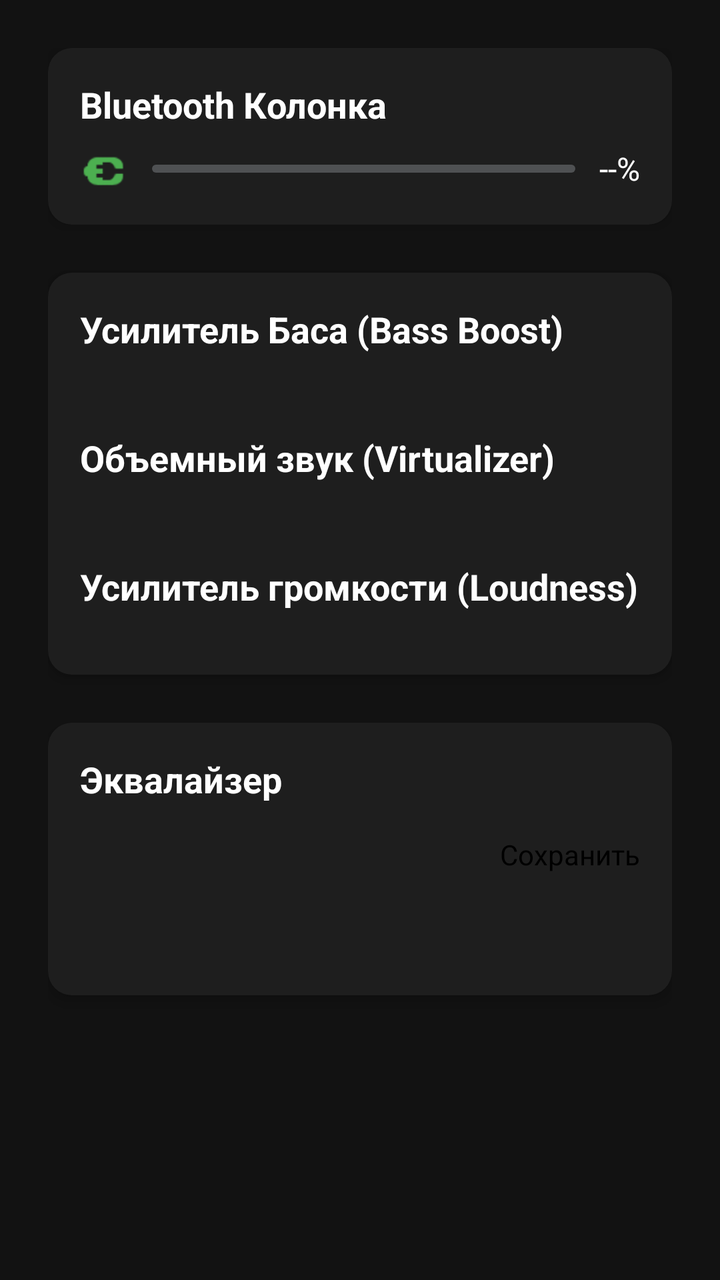
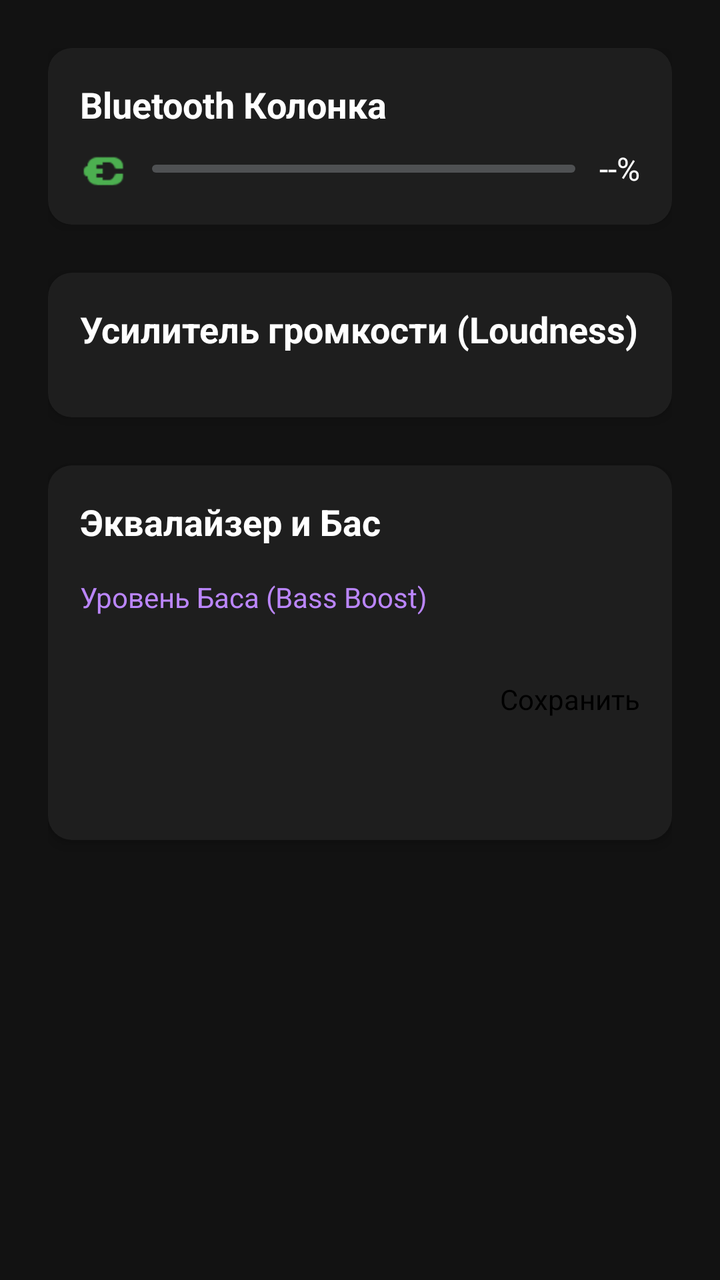

Screens rendered from an Android XML layout before and after an edit, with the pre-edit source and the edit as a unified diff.
<!-- AndroidManifest.xml: activity theme Theme.MyApplication -->
<!-- res/layout/activity_main.xml -->
<?xml version="1.0" encoding="utf-8"?>
<ScrollView xmlns:android="http://schemas.android.com/apk/res/android"
    xmlns:tools="http://schemas.android.com/tools"
    android:layout_width="match_parent"
    android:layout_height="match_parent"
    android:fillViewport="true"
    android:background="#121212"
    tools:context=".MainActivity">

    <LinearLayout
        android:layout_width="match_parent"
        android:layout_height="wrap_content"
        android:orientation="vertical"
        android:padding="24dp">

        
        <LinearLayout
            android:layout_width="match_parent"
            android:layout_height="wrap_content"
            android:background="@drawable/card_background"
            android:orientation="vertical"
            android:padding="16dp"
            android:elevation="4dp"
            android:layout_marginBottom="24dp">

            <TextView
                android:layout_width="wrap_content"
                android:layout_height="wrap_content"
                android:text="Bluetooth Колонка"
                android:textColor="#FFFFFF"
                android:textSize="18sp"
                android:textStyle="bold"
                android:layout_marginBottom="8dp" />

            <LinearLayout
                android:layout_width="match_parent"
                android:layout_height="wrap_content"
                android:orientation="horizontal"
                android:gravity="center_vertical">

                <ImageView
                    android:id="@+id/batteryIcon"
                    android:layout_width="24dp"
                    android:layout_height="24dp"
                    android:src="@android:drawable/ic_lock_idle_charging"
                    android:tint="#4CAF50" />

                <ProgressBar
                    android:id="@+id/batteryProgress"
                    style="?android:attr/progressBarStyleHorizontal"
                    android:layout_width="0dp"
                    android:layout_height="wrap_content"
                    android:layout_weight="1"
                    android:layout_marginHorizontal="12dp"
                    android:max="100"
                    android:progress="0"
                    android:progressTint="#4CAF50" />

                <TextView
                    android:id="@+id/batteryText"
                    android:layout_width="wrap_content"
                    android:layout_height="wrap_content"
                    android:text="--%"
                    android:textColor="#FFFFFF"
                    android:textSize="16sp" />
            </LinearLayout>
        </LinearLayout>

        
        <LinearLayout
            android:layout_width="match_parent"
            android:layout_height="wrap_content"
            android:background="@drawable/card_background"
            android:orientation="vertical"
            android:padding="16dp"
            android:elevation="4dp"
            android:layout_marginBottom="24dp">

            <TextView
                android:layout_width="wrap_content"
                android:layout_height="wrap_content"
                android:text="Усилитель Баса (Bass Boost)"
                android:textColor="#FFFFFF"
                android:textSize="18sp"
                android:textStyle="bold"
                android:layout_marginBottom="16dp" />

            <SeekBar
                android:id="@+id/bassSeekBar"
                android:layout_width="match_parent"
                android:layout_height="wrap_content"
                android:max="1000"
                android:progress="0"
                android:progressTint="#BB86FC"
                android:thumbTint="#BB86FC"
                android:layout_marginBottom="24dp" />
                
            <TextView
                android:layout_width="wrap_content"
                android:layout_height="wrap_content"
                android:text="Объемный звук (Virtualizer)"
                android:textColor="#FFFFFF"
                android:textSize="18sp"
                android:textStyle="bold"
                android:layout_marginBottom="16dp" />

            <SeekBar
                android:id="@+id/virtualizerSeekBar"
                android:layout_width="match_parent"
                android:layout_height="wrap_content"
                android:max="1000"
                android:progress="0"
                android:progressTint="#03DAC5"
                android:thumbTint="#03DAC5"
                android:layout_marginBottom="24dp" />
                
            <TextView
                android:layout_width="wrap_content"
                android:layout_height="wrap_content"
                android:text="Усилитель громкости (Loudness)"
                android:textColor="#FFFFFF"
                android:textSize="18sp"
                android:textStyle="bold"
                android:layout_marginBottom="16dp" />

            <SeekBar
                android:id="@+id/loudnessSeekBar"
                android:layout_width="match_parent"
                android:layout_height="wrap_content"
                android:max="10000"
                android:progress="0"
                android:progressTint="#FF5722"
                android:thumbTint="#FF5722" />
        </LinearLayout>

        
        <LinearLayout
            android:layout_width="match_parent"
            android:layout_height="wrap_content"
            android:background="@drawable/card_background"
            android:orientation="vertical"
            android:padding="16dp"
            android:elevation="4dp"
            android:layout_marginBottom="24dp">

            <TextView
                android:layout_width="wrap_content"
                android:layout_height="wrap_content"
                android:text="Эквалайзер"
                android:textColor="#FFFFFF"
                android:textSize="18sp"
                android:textStyle="bold"
                android:layout_marginBottom="16dp" />

            
            <LinearLayout
                android:layout_width="match_parent"
                android:layout_height="wrap_content"
                android:orientation="horizontal"
                android:layout_marginBottom="16dp">

                <Spinner
                    android:id="@+id/presetSpinner"
                    android:layout_width="0dp"
                    android:layout_height="48dp"
                    android:layout_weight="1"
                    android:backgroundTint="#FFFFFF"
                    android:layout_marginEnd="8dp" />

                <Button
                    android:id="@+id/btnSaveCustom"
                    android:layout_width="wrap_content"
                    android:layout_height="wrap_content"
                    android:text="Сохранить"
                    android:backgroundTint="#03DAC5"
                    android:textColor="#000000" />
            </LinearLayout>

            <LinearLayout
                android:id="@+id/eqBandsContainer"
                android:layout_width="match_parent"
                android:layout_height="wrap_content"
                android:orientation="vertical" />
        </LinearLayout>

    </LinearLayout>
</ScrollView>
<!-- resources referenced by this layout -->
<resources>
  <!-- drawable card_background (drawable) -->
  <?xml version="1.0" encoding="utf-8"?>
  <shape xmlns:android="http://schemas.android.com/apk/res/android"
      android:shape="rectangle">
      <solid android:color="#1E1E1E" />
      <corners android:radius="12dp" />
  </shape>
  <style name="Theme.MyApplication" parent="android:Theme.DeviceDefault.NoActionBar" />
</resources>

<!-- the commit's change to res/layout/activity_main.xml (unified diff, before → after) -->
@@ -75,44 +75,6 @@
             android:padding="16dp"
             android:elevation="4dp"
             android:layout_marginBottom="24dp">
-
-            <TextView
-                android:layout_width="wrap_content"
-                android:layout_height="wrap_content"
-                android:text="Усилитель Баса (Bass Boost)"
-                android:textColor="#FFFFFF"
-                android:textSize="18sp"
-                android:textStyle="bold"
-                android:layout_marginBottom="16dp" />
-
-            <SeekBar
-                android:id="@+id/bassSeekBar"
-                android:layout_width="match_parent"
-                android:layout_height="wrap_content"
-                android:max="1000"
-                android:progress="0"
-                android:progressTint="#BB86FC"
-                android:thumbTint="#BB86FC"
-                android:layout_marginBottom="24dp" />
-                
-            <TextView
-                android:layout_width="wrap_content"
-                android:layout_height="wrap_content"
-                android:text="Объемный звук (Virtualizer)"
-                android:textColor="#FFFFFF"
-                android:textSize="18sp"
-                android:textStyle="bold"
-                android:layout_marginBottom="16dp" />
-
-            <SeekBar
-                android:id="@+id/virtualizerSeekBar"
-                android:layout_width="match_parent"
-                android:layout_height="wrap_content"
-                android:max="1000"
-                android:progress="0"
-                android:progressTint="#03DAC5"
-                android:thumbTint="#03DAC5"
-                android:layout_marginBottom="24dp" />
                 
             <TextView
                 android:layout_width="wrap_content"
@@ -146,11 +108,29 @@
             <TextView
                 android:layout_width="wrap_content"
                 android:layout_height="wrap_content"
-                android:text="Эквалайзер"
+                android:text="Эквалайзер и Бас"
                 android:textColor="#FFFFFF"
                 android:textSize="18sp"
                 android:textStyle="bold"
                 android:layout_marginBottom="16dp" />
+                
+            <TextView
+                android:layout_width="wrap_content"
+                android:layout_height="wrap_content"
+                android:text="Уровень Баса (Bass Boost)"
+                android:textColor="#BB86FC"
+                android:textSize="14sp"
+                android:layout_marginBottom="8dp" />
+
+            <SeekBar
+                android:id="@+id/bassSeekBar"
+                android:layout_width="match_parent"
+                android:layout_height="wrap_content"
+                android:max="1000"
+                android:progress="0"
+                android:progressTint="#BB86FC"
+                android:thumbTint="#BB86FC"
+                android:layout_marginBottom="24dp" />
 
             
             <LinearLayout
